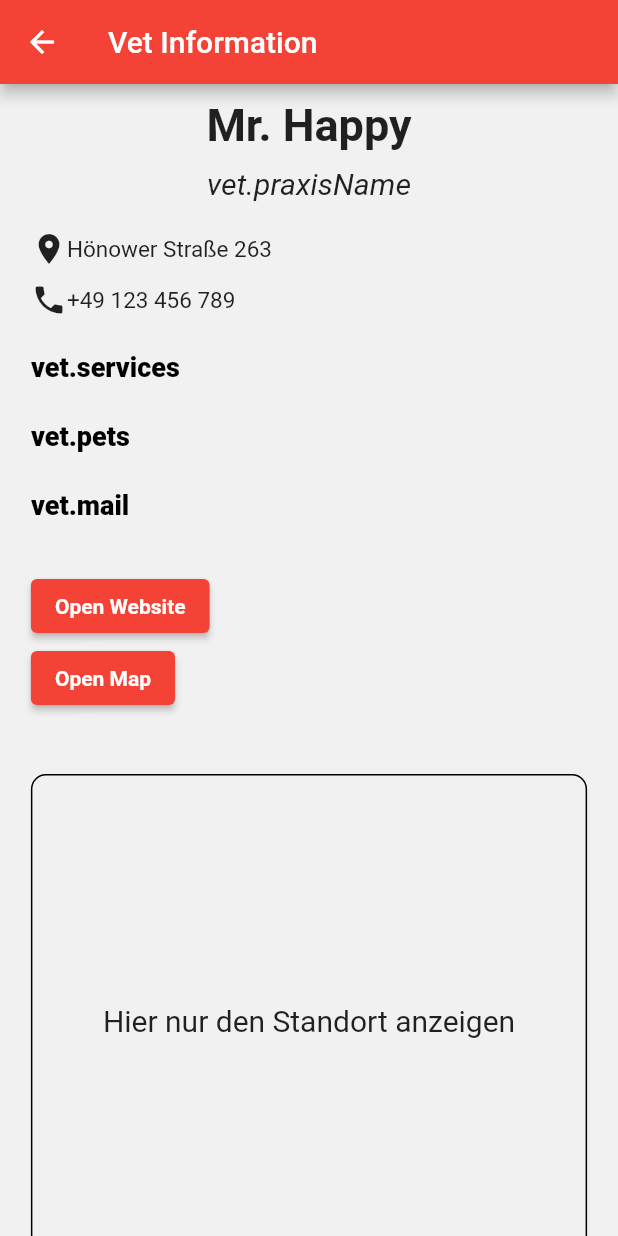
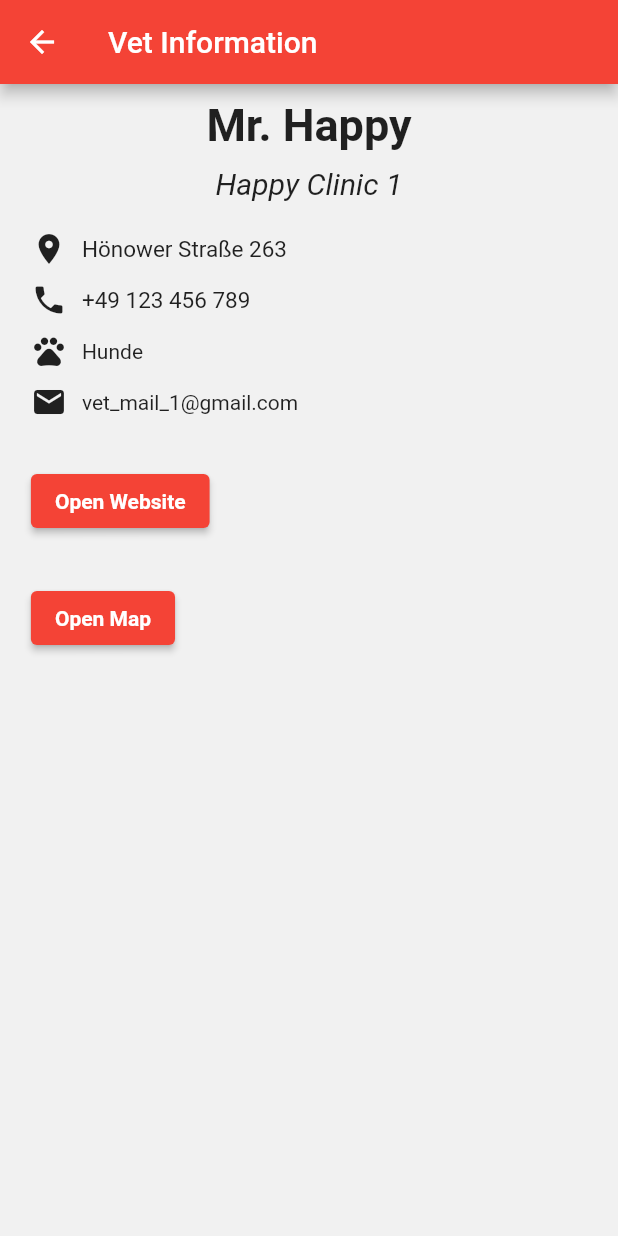
Before and after one commit to hwr-tierarzt-notdienst-finder/vetfinder, a Flutter app: the screen it shows after launch, after a tap on "View Vet", on a phone screen of 412 x 824 dp. Run offline on Flutter 3.47's test engine with Material 2 defaults, Android fonts, the phone set to English and light mode, and no system bars; our stand-ins replace easy_localization, flutter_map, geolocator, latlong2, location, shared_preferences; missing offline and left inert: flutter_geocoder, string_similarity.

Commit message:
- added email and clinic name to vetinformation - fixed space between icon and text in vetinformation - removed placeholder for map inside vetinformation - removed vet services from vetinformation

```diff
--- a/frontend/lib/api.dart
+++ b/frontend/lib/api.dart
@@ -1,4 +1,4 @@
-import 'dart:ffi';
+// import 'dart:ffi';
 
 import 'package:latlong2/latlong.dart';
 
@@ -45,6 +45,8 @@ class Veterinarian {
   Veterinarian(
       {required this.id,
       required this.name,
+      required this.email,
+      required this.clinicName,
       required this.telephoneNumber,
       required this.websiteUrl,
       required this.location,
@@ -53,6 +55,8 @@ class Veterinarian {
 
   final String id;
   final String name;
+  final String clinicName;
+  final String email;
   final String telephoneNumber;
   final String websiteUrl;
   final Location location;
@@ -73,6 +77,8 @@ List<Veterinarian> getVeterinarians() {
     Veterinarian(
         id: '0',
         name: 'Mr. Happy',
+        clinicName: 'Happy Clinic 1',
+        email: 'vet_mail_1@gmail.com',
         telephoneNumber: '+49 123 456 789',
         websiteUrl: 'https://www.google.com',
         location: Location(
@@ -88,6 +94,8 @@ List<Veterinarian> getVeterinarians() {
     Veterinarian(
         id: '1',
         name: 'Mr. Unappy',
+        clinicName: 'Unappy Clinic 1',
+        email: 'vet_mail_2@gmail.com',
         telephoneNumber: '+49 123 456 789',
         websiteUrl: 'https://www.google.com',
         location: Location(
@@ -103,6 +111,8 @@ List<Veterinarian> getVeterinarians() {
     Veterinarian(
         id: '2',
         name: 'Mr. Happy1',
+        clinicName: 'Happy Clinic 3',
+        email: 'vet_mail_3@gmail.com',
         telephoneNumber: '+49 123 456 789',
         websiteUrl: 'https://www.google.com',
         location: Location(
@@ -118,6 +128,8 @@ List<Veterinarian> getVeterinarians() {
     Veterinarian(
         id: '3',
         name: 'Mr. Unappy2',
+        clinicName: 'Unappy Clinic 2',
+        email: 'vet_mail_4@gmail.com',
         telephoneNumber: '+49 123 456 789',
         websiteUrl: 'https://www.google.com',
         location: Location(
--- a/frontend/lib/vet_information.dart
+++ b/frontend/lib/vet_information.dart
@@ -57,9 +57,9 @@ class VetInformation extends StatelessWidget {
               ),
             ),
             const SizedBox(height: 10),
-            const Text(
-              'vet.praxisName',
-              style: TextStyle(
+            Text(
+              vet.clinicName,
+              style: const TextStyle(
                 fontStyle: FontStyle.italic,
                 fontSize: 20,
               ),
@@ -68,10 +68,13 @@ class VetInformation extends StatelessWidget {
             Row(
               children: [
                 const Icon(Icons.location_on),
-                Text(
+                Padding(
+                  padding: const EdgeInsets.only(left: 10),
+                  child: Text(
                     vet.getAddress(),
                     style: const TextStyle(
                       fontSize: 15,
+                    ),
                   ),
                 ),
               ],
@@ -80,38 +83,38 @@ class VetInformation extends StatelessWidget {
             Row(
               children: [
                 const Icon(Icons.phone),
-                Text(
+                Padding(
+                  padding: const EdgeInsets.only(left: 10),
+                  child: Text(
                     vet.telephoneNumber,
                     style: const TextStyle(
                       fontSize: 15,
+                    ),
                   ),
                 ),
               ],
             ),
             const SizedBox(height: 10),
             Row(
-              children: const [
-                Text(
-                  'vet.services',
-                  style: descTextStyle,
+              children: [
+                const Icon(Icons.pets),
+                Padding(
+                  padding: const EdgeInsets.only(left: 10),
+                  child: Text(vet.categories
+                      .toString()
+                      .substring(1, vet.categories.toString().length - 1)),
                 ),
               ],
             ),
             const SizedBox(height: 10),
             Row(
-              children: const [
-                Text(
-                  'vet.pets',
-                  style: descTextStyle,
+              children: [
+                const Icon(Icons.email),
+                Padding(
+                  padding: const EdgeInsets.only(left: 10),
+                  child: Text(
+                    vet.email,
                   ),
-              ],
-            ),
-            const SizedBox(height: 10),
-            Row(
-              children: const [
-                Text(
-                  'vet.mail',
-                  style: descTextStyle,
                 ),
               ],
             ),
@@ -121,7 +124,7 @@ class VetInformation extends StatelessWidget {
                 ElevatedButton(
                     child: Text(
                       'vet_information.open_website'.tr(),
-                      style: TextStyle(
+                      style: const TextStyle(
                           color: Colors.white, fontWeight: FontWeight.bold),
                     ),
                     onPressed: () {
@@ -129,6 +132,7 @@ class VetInformation extends StatelessWidget {
                     }),
               ],
             ),
+            const SizedBox(height: 30),
             Row(
               children: [
                 ElevatedButton(
@@ -144,22 +148,6 @@ class VetInformation extends StatelessWidget {
               ],
             ),
             const SizedBox(height: 10),
-            Container(
-              decoration: BoxDecoration(
-                border: Border.all(color: Colors.black),
-                borderRadius: BorderRadius.circular(10),
-              ),
-              width: MediaQuery.of(context).size.width * 0.9,
-              height: MediaQuery.of(context).size.height * 0.4,
-              margin: const EdgeInsets.only(bottom: 20.0, top: 30.0),
-              child: const Center(
-                child: Text(
-                  'Hier nur den Standort anzeigen',
-                  style: TextStyle(fontSize: 20),
-                  textAlign: TextAlign.center,
-                ),
-              ),
-            ),
           ],
         ),
       ),
```
Lines whose indentation alone changed are shown as unchanged.
